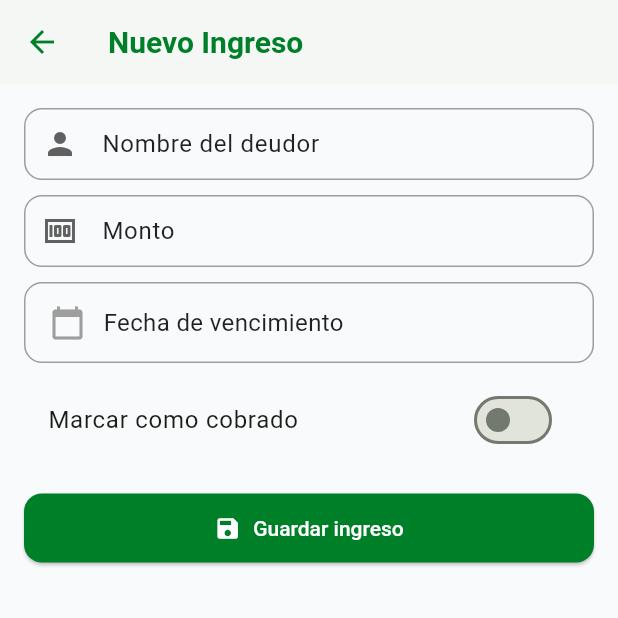
After one commit to MateoMaffei/tubilletera, a Flutter app: the IngresosFormPage screen opened directly, on a phone screen of 412 x 824 dp, the top half of it. The commit adds this screen. Run offline on Flutter 3.47's test engine with Material 3 defaults, Android fonts, the light colour scheme and no system bars; our stand-ins replace fl_chart, flutter_multi_formatter, hive, hive_flutter, local_auth, month_picker_dialog; accounts and stored records are empty.

Commit message:
Add ingresos section with automatic sueldo entries

```diff
--- a/lib/main_drawer.dart
+++ b/lib/main_drawer.dart
@@ -24,6 +24,7 @@ class MainDrawer extends StatelessWidget {
             // Parte superior del menú
             _buildItem(context, Icons.home, 'Inicio', '/home'),
             _buildItem(context, Icons.list, 'Gastos', '/gastos'),
+            _buildItem(context, Icons.attach_money, 'Ingresos', '/ingresos'),
             _buildItem(context, Icons.category, 'Categorías', '/categorias'),
 
             const Spacer(), // empuja lo de abajo
--- /dev/null
+++ b/lib/model/ingreso_hive.dart
@@ -0,0 +1,32 @@
+import 'package:hive/hive.dart';
+part 'ingreso.g.dart';
+
+@HiveType(typeId: 2)
+class Ingreso extends HiveObject {
+  @HiveField(0)
+  String id;
+
+  @HiveField(1)
+  String nombreDeudor;
+
+  @HiveField(2)
+  double monto;
+
+  @HiveField(3)
+  DateTime fechaVencimiento;
+
+  @HiveField(4)
+  bool estado;
+
+  @HiveField(5)
+  DateTime fechaCreacion;
+
+  Ingreso({
+    required this.id,
+    required this.nombreDeudor,
+    required this.monto,
+    required this.fechaVencimiento,
+    this.estado = false,
+    required this.fechaCreacion,
+  });
+}
--- a/lib/pages/Home/home_page.dart
+++ b/lib/pages/Home/home_page.dart
@@ -7,6 +7,7 @@ import 'package:month_picker_dialog/month_picker_dialog.dart';
 import 'package:tubilletera/main_drawer.dart';
 import 'package:tubilletera/model/gasto_hive.dart';
 import 'package:tubilletera/model/categoria_hive.dart';
+import 'package:tubilletera/model/ingreso_hive.dart';
 import 'package:tubilletera/theme/app_colors.dart';
 
 class HomePage extends StatefulWidget {
@@ -23,6 +24,7 @@ class _HomePageState extends State<HomePage> {
   Widget build(BuildContext context) {
     final gastosBox = Hive.box<Gasto>('gastoBox');
     final categoriasBox = Hive.box<Categoria>('categoriasBox');
+    final ingresosBox = Hive.box<Ingreso>('ingresoBox');
     final usersBox = Hive.box('usersBox');
     final email = usersBox.get('loggedUser');
     final user = usersBox.get(email);
@@ -34,10 +36,17 @@ class _HomePageState extends State<HomePage> {
       g.fechaVencimiento.month == selectedMonth.month &&
       g.fechaVencimiento.year == selectedMonth.year).toList();
 
+    final ingresosDelMes = ingresosBox.values.where((ing) =>
+      ing.fechaVencimiento.month == selectedMonth.month &&
+      ing.fechaVencimiento.year == selectedMonth.year).toList();
+
     final totalGastado = todosLosGastos.fold<double>(0.0, (sum, g) => sum + g.monto);
     final totalPagado = todosLosGastos.where((g) => g.estado).fold<double>(0.0, (sum, g) => sum + g.monto);
     final restantePagar = totalGastado - totalPagado;
-    final disponible = sueldo - totalGastado;
+    final totalIngresos = ingresosDelMes.fold<double>(0.0, (sum, ing) => sum + ing.monto);
+    final cobrados = ingresosDelMes.where((ing) => ing.estado).fold<double>(0.0, (sum, ing) => sum + ing.monto);
+    final baseIngresos = totalIngresos > 0 ? totalIngresos : sueldo;
+    final disponible = baseIngresos - totalGastado;
 
     final gastosPorCategoria = <String, double>{};
     for (final gasto in todosLosGastos) {
@@ -54,7 +63,7 @@ class _HomePageState extends State<HomePage> {
         .toList()
       ..sort((a, b) => a.fechaVencimiento.compareTo(b.fechaVencimiento));
 
-    final porcentaje = (totalGastado / (sueldo == 0 ? 1 : sueldo)) * 100;
+    final porcentaje = (totalGastado / (baseIngresos == 0 ? 1 : baseIngresos)) * 100;
 
     return Scaffold(
       appBar: AppBar(title: const Text("Inicio")),
@@ -153,14 +162,16 @@ class _HomePageState extends State<HomePage> {
                 padding: const EdgeInsets.all(20),
                 child: Column(
                   children: [
-                    _infoRow("💰 Sueldo mensual", formatPeso.format(sueldo)),
+                    _infoRow("💰 Ingresos del mes", formatPeso.format(totalIngresos > 0 ? totalIngresos : sueldo)),
+                    const Divider(),
+                    _infoRow("✅ Cobrado", formatPeso.format(cobrados), color: Colors.green),
+                    const Divider(),
+                    _infoRow("⏳ Pendiente", formatPeso.format((totalIngresos - cobrados).clamp(0, double.infinity)), color: Colors.orange),
                     const Divider(),
                     _infoRow("💸 Gastado", formatPeso.format(totalGastado)),
                     const Divider(),
                     _infoRow("📉 Disponible", formatPeso.format(disponible),
                         color: disponible >= 0 ? Colors.green : Colors.red),
-                    const Divider(),
-                    _infoRow("✅ Pagado", formatPeso.format(totalPagado), color: Colors.green),
                     const Divider(),
                     _infoRow("🔴 Resta pagar", formatPeso.format(restantePagar), color: Colors.orange),
                   ],
--- /dev/null
+++ b/lib/pages/Ingresos/ingresos_form_page.dart
@@ -0,0 +1,155 @@
+import 'package:flutter/material.dart';
+import 'package:flutter_multi_formatter/formatters/currency_input_formatter.dart';
+import 'package:flutter_multi_formatter/formatters/money_input_enums.dart';
+import 'package:tubilletera/components/custom_date_field.dart';
+import 'package:tubilletera/components/custom_input.dart';
+import 'package:tubilletera/model/ingreso_hive.dart';
+import 'package:tubilletera/services/ingreso_services.dart';
+
+class IngresosFormPage extends StatefulWidget {
+  final Ingreso? ingreso;
+
+  const IngresosFormPage({super.key, this.ingreso});
+
+  @override
+  State<IngresosFormPage> createState() => _IngresosFormPageState();
+}
+
+class _IngresosFormPageState extends State<IngresosFormPage> {
+  final _formKey = GlobalKey<FormState>();
+  final nombreController = TextEditingController();
+  final montoController = TextEditingController();
+
+  final ingresoService = IngresoService();
+
+  DateTime? fechaVencimiento;
+  bool estado = false;
+
+  @override
+  void initState() {
+    super.initState();
+    if (widget.ingreso != null) {
+      final ing = widget.ingreso!;
+      nombreController.text = ing.nombreDeudor;
+      estado = ing.estado;
+      fechaVencimiento = ing.fechaVencimiento;
+      montoController.text = CurrencyInputFormatter(
+        leadingSymbol: '\$ ',
+        thousandSeparator: ThousandSeparator.Period,
+        mantissaLength: 2,
+      ).formatEditUpdate(
+        const TextEditingValue(),
+        TextEditingValue(text: ing.monto.toStringAsFixed(2)),
+      ).text;
+    }
+  }
+
+  Future<void> _seleccionarFecha() async {
+    final picked = await showDatePicker(
+      context: context,
+      initialDate: fechaVencimiento ?? DateTime.now(),
+      firstDate: DateTime.now(),
+      lastDate: DateTime(2100),
+      locale: const Locale('es', 'AR'),
+    );
+
+    if (picked != null) {
+      setState(() => fechaVencimiento = picked);
+    }
+  }
+
+  String limpiarMonto(String texto) {
+    return texto.replaceAll(RegExp(r'[^0-9,]'), '').replaceAll(',', '.');
+  }
+
+  Future<void> _guardar() async {
+    if (!_formKey.currentState!.validate() || fechaVencimiento == null) {
+      ScaffoldMessenger.of(context).showSnackBar(
+        const SnackBar(content: Text('Completá todos los campos obligatorios')),
+      );
+      return;
+    }
+
+    final nombre = nombreController.text.trim();
+    final rawValue = limpiarMonto(montoController.text);
+    final monto = double.tryParse(rawValue) ?? 0.0;
+
+    if (widget.ingreso == null) {
+      await ingresoService.crearIngreso(
+        nombreDeudor: nombre,
+        monto: monto,
+        fechaVencimiento: fechaVencimiento!,
+        estado: estado,
+      );
+    } else {
+      await ingresoService.actualizarIngreso(
+        widget.ingreso!,
+        nombreDeudor: nombre,
+        monto: monto,
+        fechaVencimiento: fechaVencimiento!,
+        estado: estado,
+      );
+    }
+
+    if (mounted) Navigator.pop(context, widget.ingreso);
+  }
+
+  @override
+  Widget build(BuildContext context) {
+    return Scaffold(
+      appBar: AppBar(
+        title: Text(widget.ingreso == null ? 'Nuevo Ingreso' : 'Editar Ingreso'),
+      ),
+      body: Padding(
+        padding: const EdgeInsets.all(16),
+        child: Form(
+          key: _formKey,
+          child: ListView(
+            children: [
+              CustomInput(
+                label: 'Nombre del deudor',
+                controller: nombreController,
+                prefixIcon: Icons.person,
+                validator: (v) => v == null || v.isEmpty ? 'Campo requerido' : null,
+              ),
+              const SizedBox(height: 10),
+              CustomInput(
+                label: 'Monto',
+                prefixIcon: Icons.money,
+                controller: montoController,
+                keyboardType: TextInputType.number,
+                validator: (v) => v == null || v.isEmpty ? 'Campo requerido' : null,
+                inputFormatters: [
+                  CurrencyInputFormatter(
+                    leadingSymbol: '\$ ',
+                    useSymbolPadding: true,
+                    thousandSeparator: ThousandSeparator.Period,
+                    mantissaLength: 2,
+                  ),
+                ],
+              ),
+              const SizedBox(height: 10),
+              CustomDateField(
+                label: 'Fecha de vencimiento',
+                selectedDate: fechaVencimiento,
+                onTap: _seleccionarFecha,
+              ),
+              const SizedBox(height: 10),
+              SwitchListTile(
+                title: const Text('Marcar como cobrado'),
+                value: estado,
+                onChanged: (value) => setState(() => estado = value),
+              ),
+              const SizedBox(height: 20),
+              ElevatedButton.icon(
+                icon: const Icon(Icons.save),
+                onPressed: _guardar,
+                label: const Text('Guardar ingreso'),
+              )
+            ],
+          ),
+        ),
+      ),
+    );
+  }
+}
--- /dev/null
+++ b/lib/services/ingreso_services.dart
@@ -0,0 +1,89 @@
+import 'package:collection/collection.dart';
+import 'package:hive/hive.dart';
+import 'package:tubilletera/model/ingreso_hive.dart';
+import 'package:uuid/uuid.dart';
+
+class IngresoService {
+  final Box<Ingreso> _box = Hive.box<Ingreso>('ingresoBox');
+  final _uuid = const Uuid();
+
+  List<Ingreso> obtenerTodos() {
+    return _box.values.toList();
+  }
+
+  List<Ingreso> obtenerPorMes(int anio, int mes) {
+    return _box.values
+        .where((ing) => ing.fechaVencimiento.year == anio && ing.fechaVencimiento.month == mes)
+        .toList();
+  }
+
+  Ingreso? obtenerPorId(String id) {
+    return _box.values.firstWhereOrNull((ing) => ing.id == id);
+  }
+
+  Future<void> crearIngreso({
+    required String nombreDeudor,
+    required double monto,
+    required DateTime fechaVencimiento,
+    bool estado = false,
+  }) async {
+    final nuevo = Ingreso(
+      id: _uuid.v4(),
+      nombreDeudor: nombreDeudor,
+      monto: monto,
+      fechaVencimiento: fechaVencimiento,
+      estado: estado,
+      fechaCreacion: DateTime.now(),
+    );
+    await _box.add(nuevo);
+  }
+
+  Future<void> actualizarIngreso(Ingreso ingreso, {
+    required String nombreDeudor,
+    required double monto,
+    required DateTime fechaVencimiento,
+    required bool estado,
+  }) async {
+    ingreso.nombreDeudor = nombreDeudor;
+    ingreso.monto = monto;
+    ingreso.fechaVencimiento = fechaVencimiento;
+    ingreso.estado = estado;
+    await ingreso.save();
+  }
+
+  Future<void> marcarCobrado(Ingreso ingreso, bool estado) async {
+    ingreso.estado = estado;
+    await ingreso.save();
+  }
+
+  Future<void> eliminarIngreso(String id) async {
+    final key = _box.keys.firstWhereOrNull((k) => _box.get(k)?.id == id);
+    if (key != null) {
+      await _box.delete(key);
+    }
+  }
+
+  double totalIngresosMes(int anio, int mes) {
+    return obtenerPorMes(anio, mes).fold(0.0, (acc, ing) => acc + ing.monto);
+  }
+
+  Future<void> asegurarIngresosSueldo(double sueldo) async {
+    final ahora = DateTime.now();
+
+    for (int i = 0; i < 2; i++) {
+      final fechaObjetivo = DateTime(ahora.year, ahora.month + i, 1);
+      final existe = _box.values.any((ing) =>
+          ing.nombreDeudor.toLowerCase() == 'sueldo mensual' &&
+          ing.fechaVencimiento.year == fechaObjetivo.year &&
+          ing.fechaVencimiento.month == fechaObjetivo.month);
+
+      if (!existe) {
+        await crearIngreso(
+          nombreDeudor: 'Sueldo mensual',
+          monto: sueldo,
+          fechaVencimiento: fechaObjetivo,
+        );
+      }
+    }
+  }
+}
```
Also changed, not shown: lib/main.dart (+22 -0 lines), lib/pages/Ingresos/ingresos_page.dart (added, +296 -0 lines), lib/model/ingreso.g.dart (added).
